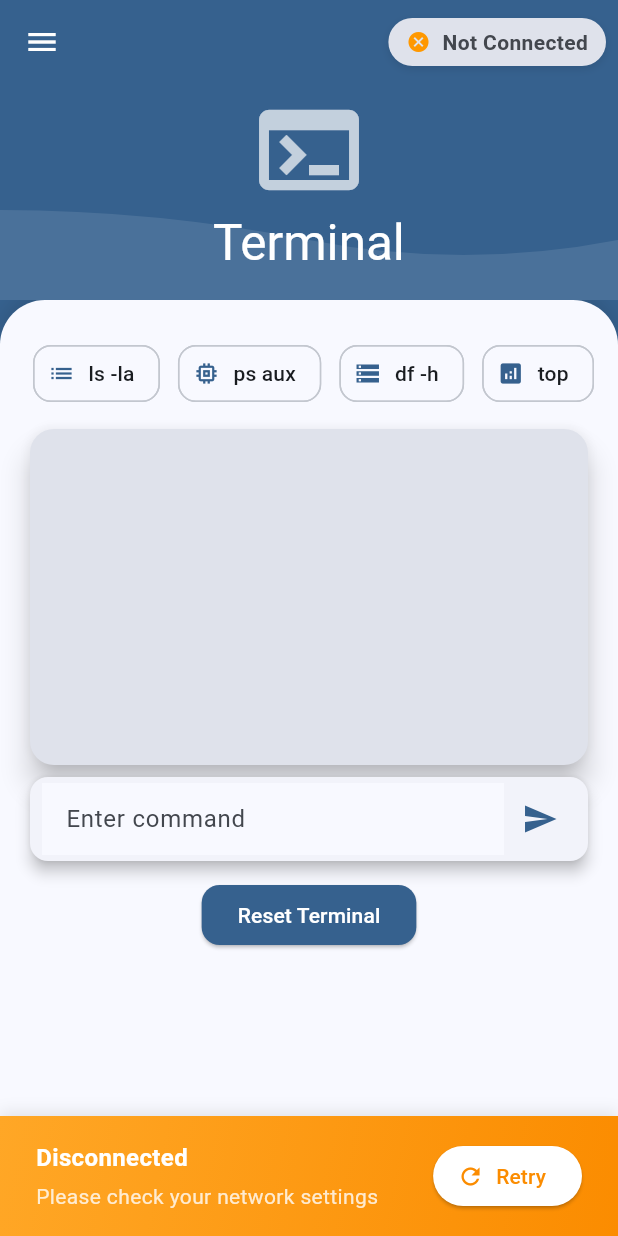
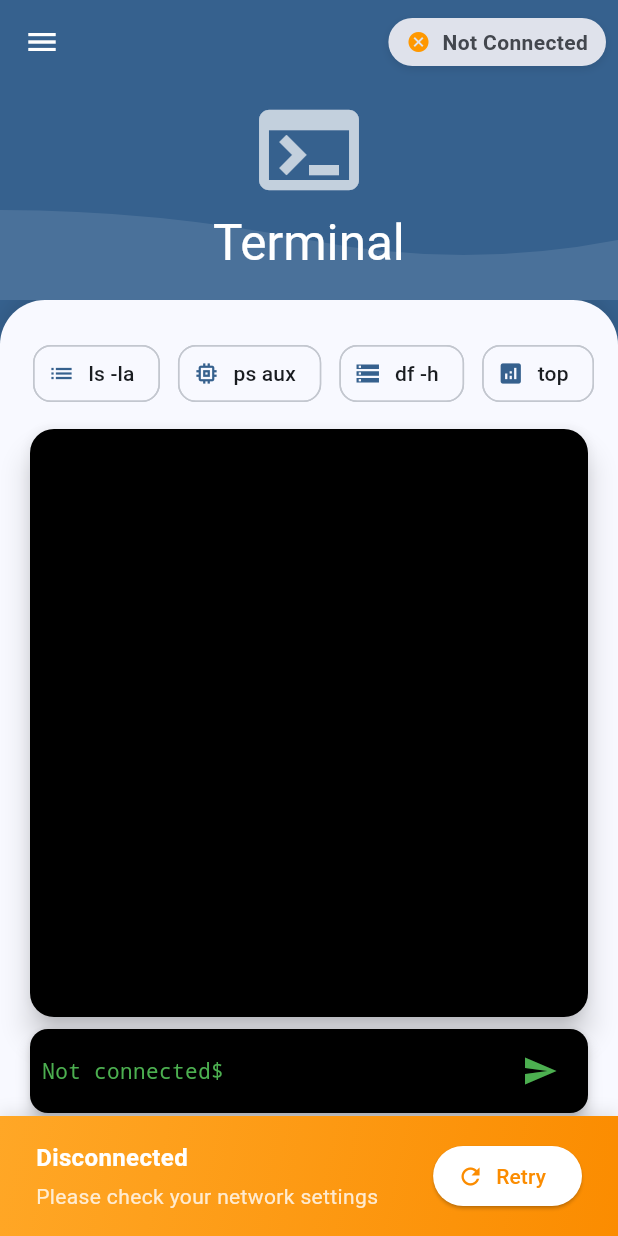
Before and after one commit to Neutrino79/SysAdmin, a Flutter app: the TerminalPage screen opened by its route, on a phone screen of 412 x 824 dp. Run offline on Flutter 3.47's test engine with Material 3 defaults, Android fonts, the phone set to English and light mode, and no system bars; drawn by our look-alikes of dynamic_color; our stand-ins replace connectivity_plus, file_picker, flutter_secure_storage; missing offline and left inert: dartssh2; accounts and stored records are empty.

Commit message:
change : made the terminal persists data till the session,connection is active

```diff
--- a/lib/screens/terminal_page.dart
+++ b/lib/screens/terminal_page.dart
@@ -2,6 +2,7 @@
 
 import 'dart:async';
 import 'package:flutter/material.dart';
+import 'package:flutter/services.dart';
 import 'package:provider/provider.dart';
 import '../widgets/ConnectionStatusPill.dart';
 import 'custom_scrollable_page.dart';
@@ -17,23 +18,59 @@ class TerminalPage extends StatefulWidget {
   _TerminalPageState createState() => _TerminalPageState();
 }
 
-class _TerminalPageState extends State<TerminalPage> {
+class _TerminalPageState extends State<TerminalPage> with AutomaticKeepAliveClientMixin {
   final TextEditingController _commandController = TextEditingController();
   final ScrollController _scrollController = ScrollController();
-  final List<TerminalEntry> _terminalOutput = [];
+  List<TerminalEntry> _terminalOutput = [];
   bool _isLoading = false;
   SSHConnection? activeConnection;
   StreamSubscription<String>? _sessionSubscription;
+  late SSHManager _sshManager;
+  String _currentPrompt = '';
+
+  @override
+  bool get wantKeepAlive => true;
 
   @override
   void initState() {
     super.initState();
+    _sshManager = SSHManager.getInstance();
     _fetchActiveConnection();
+    _restoreTerminalState();
+    _subscribeToTerminalOutput();
   }
 
   void _fetchActiveConnection() async {
     activeConnection = await ConnectionManager.getInstance().getActiveConnection();
+    _updatePrompt();
     setState(() {});
+  }
+
+  void _updatePrompt() {
+    if (activeConnection != null) {
+      _currentPrompt = '[${activeConnection!.username}@${activeConnection!.hostId}]\$ ';
+    } else {
+      _currentPrompt = 'Not connected\$ ';
+    }
+  }
+
+  void _restoreTerminalState() {
+    final savedOutput = _sshManager.getSavedTerminalOutput();
+    setState(() {
+      _terminalOutput = savedOutput;
+    });
+    _scrollToBottom();
+  }
+
+  void _subscribeToTerminalOutput() {
+    _sessionSubscription?.cancel();
+    _sessionSubscription = _sshManager.terminalOutput?.listen((output) {
+      setState(() {
+        _terminalOutput.add(TerminalEntry(output));
+        _sshManager.saveTerminalOutput(_terminalOutput);
+      });
+      _scrollToBottom();
+    });
   }
 
   @override
@@ -50,21 +87,23 @@ class _TerminalPageState extends State<TerminalPage> {
 
     setState(() {
       _isLoading = true;
-      _terminalOutput.add(TerminalEntry(command, isCommand: true));
+      _terminalOutput.add(TerminalEntry('$_currentPrompt$command', isCommand: true));
+      _sshManager.saveTerminalOutput(_terminalOutput);
     });
 
-    final sshManager = SSHManager.getInstance();
-    final result = await sshManager.executeCommand(command);
-
+    try {
+      await _sshManager.sendCommand(command);
+    } catch (e) {
+      setState(() {
+        _terminalOutput.add(TerminalEntry('Error: $e', isError: true));
+        _sshManager.saveTerminalOutput(_terminalOutput);
+      });
+    } finally {
       setState(() {
         _isLoading = false;
-      if (result != null) {
-        _terminalOutput.add(TerminalEntry(result));
-      } else {
-        _terminalOutput.add(TerminalEntry('Error executing command', isError: true));
-      }
         _commandController.clear();
       });
+    }
 
     _scrollToBottom();
   }
@@ -80,6 +119,7 @@ class _TerminalPageState extends State<TerminalPage> {
       }
     });
   }
+
 
   void _resetTerminal() {
     setState(() {
@@ -107,14 +147,13 @@ class _TerminalPageState extends State<TerminalPage> {
             onBottomNavTap: (index) {
               // Handle navigation based on the tapped index
             },
-            content: SingleChildScrollView(
+            content: SingleChildScrollView(  // <-- Allow scrolling behavior for unbounded height
               child: Column(
-                mainAxisSize: MainAxisSize.min,
                 crossAxisAlignment: CrossAxisAlignment.stretch,
                 children: [
                   _buildQuickCommandsBar(colorScheme),
-                  Flexible(
-                    fit: FlexFit.loose,
+                  SizedBox(
+                    height: 400, // Set a height constraint to avoid the unbounded error
                     child: _buildTerminalWindow(colorScheme),
                   ),
                   _buildCommandInput(colorScheme),
@@ -128,6 +167,7 @@ class _TerminalPageState extends State<TerminalPage> {
       ),
     );
   }
+
 
   Widget _buildQuickCommandsBar(ColorScheme colorScheme) {
     return Container(
@@ -168,40 +208,27 @@ class _TerminalPageState extends State<TerminalPage> {
     return Card(
       elevation: 8,
       shape: RoundedRectangleBorder(borderRadius: BorderRadius.circular(16)),
-      color: colorScheme.surfaceVariant,
+      color: Colors.black,
       child: Padding(
         padding: const EdgeInsets.all(12.0),
-        child: SizedBox(
-          height: 200,
-          child: SingleChildScrollView(
-            scrollDirection: Axis.horizontal,  // Enable horizontal scrolling
-            child: SizedBox(
-              width: 600,  // Adjust the width to ensure horizontal scrollability
-              child: ListView.builder(
-                controller: _scrollController,
-                itemCount: _terminalOutput.length,
-                itemBuilder: (context, index) {
-                  final entry = _terminalOutput[index];
-                  return Padding(
-                    padding: const EdgeInsets.symmetric(vertical: 6),
-                    child: Text(
-                      entry.isCommand ? '> ${entry.text}' : entry.text,
+        child: SelectableText.rich(
+          TextSpan(
+            children: _terminalOutput.map((entry) {
+              return TextSpan(
+                text: '${entry.text}\n',
                 style: TextStyle(
                   fontFamily: 'Courier',
-                        fontSize: 16,
+                  fontSize: 14,
                   color: entry.isCommand
-                            ? colorScheme.primary
+                      ? Colors.green
                       : entry.isError
-                            ? colorScheme.error
-                            : colorScheme.onBackground,
-                        fontWeight: entry.isCommand ? FontWeight.bold : FontWeight.normal,
-                      ),
+                      ? Colors.red
+                      : Colors.white,
                 ),
               );
-                },
+            }).toList(),
           ),
-            ),
-          ),
+          style: const TextStyle(fontFamily: 'Courier', fontSize: 14),
         ),
       ),
     );
@@ -211,34 +238,46 @@ class _TerminalPageState extends State<TerminalPage> {
     return Card(
       elevation: 4,
       shape: RoundedRectangleBorder(borderRadius: BorderRadius.circular(12)),
+      color: Colors.black,
       child: Padding(
         padding: const EdgeInsets.symmetric(horizontal: 8, vertical: 4),
         child: Row(
           children: [
+            Text(
+              _currentPrompt,
+              style: const TextStyle(
+                fontFamily: 'Courier',
+                fontSize: 14,
+                color: Colors.green,
+              ),
+            ),
             Expanded(
               child: TextField(
                 controller: _commandController,
-                decoration: InputDecoration(
-                  hintText: 'Enter command',
+                decoration: const InputDecoration(
                   border: InputBorder.none,
-                  filled: true,
-                  fillColor: colorScheme.surface,
+                  filled: false,
+                ),
+                style: const TextStyle(
+                  fontFamily: 'Courier',
+                  fontSize: 14,
+                  color: Colors.white,
                 ),
                 onSubmitted: (_) => _sendCommand(),
               ),
             ),
-            IconButton(
-              icon: _isLoading
-                  ? SizedBox(
+            _isLoading
+                ? const SizedBox(
               width: 24,
               height: 24,
               child: CircularProgressIndicator(
                 strokeWidth: 2,
-                  valueColor: AlwaysStoppedAnimation<Color>(colorScheme.primary),
+                valueColor: AlwaysStoppedAnimation<Color>(Colors.green),
               ),
             )
-                  : Icon(Icons.send, color: colorScheme.primary),
-              onPressed: _isLoading ? null : _sendCommand,
+                : IconButton(
+              icon: const Icon(Icons.send, color: Colors.green),
+              onPressed: _sendCommand,
             ),
           ],
         ),
@@ -253,14 +292,14 @@ class _TerminalPageState extends State<TerminalPage> {
         child: ElevatedButton(
           onPressed: _resetTerminal,
           style: ElevatedButton.styleFrom(
-            backgroundColor: colorScheme.primary,
+            backgroundColor: Colors.red,
             shape: RoundedRectangleBorder(
               borderRadius: BorderRadius.circular(12),
             ),
           ),
-          child: Text(
-            'Reset Terminal',
-            style: TextStyle(color: colorScheme.onPrimary),
+          child: const Text(
+            'Clear Terminal',
+            style: TextStyle(color: Colors.white),
           ),
         ),
       ),
```
Also changed, not shown: lib/services/core/ssh_manager.dart (+46 -1 lines). Lines whose indentation alone changed are shown as unchanged.
